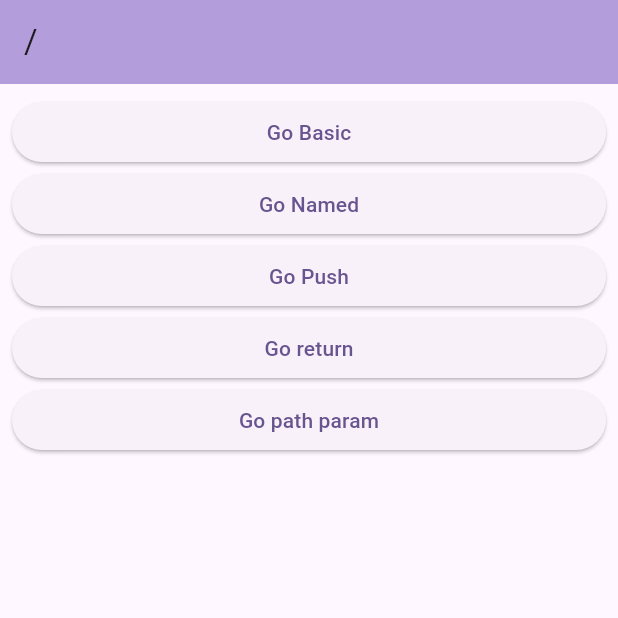
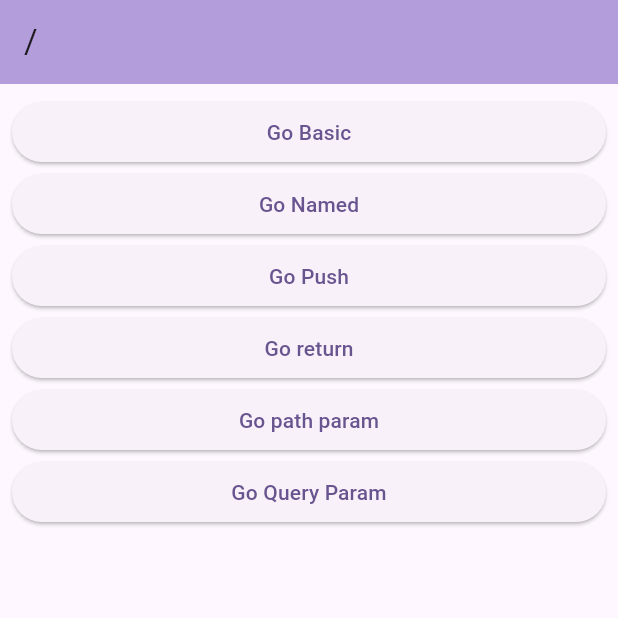
Before and after one commit to rldnd/flutter_go_router_v7, a Flutter app: the screen it shows after launch, on a phone screen of 412 x 824 dp, the top half of it. Run offline on Flutter 3.47's test engine with Material 2 defaults, Android fonts, the phone set to English and light mode, and no system bars; our stand-ins replace flutter_riverpod, go_router.

Commit message:
feat: query params

```diff
--- a/lib/route/router.dart
+++ b/lib/route/router.dart
@@ -3,6 +3,7 @@ import 'package:flutter_go_router_v7/screen/first_basic_screen.dart';
 import 'package:flutter_go_router_v7/screen/forth_pop_base_screen.dart';
 import 'package:flutter_go_router_v7/screen/root_screen.dart';
 import 'package:flutter_go_router_v7/screen/second_named_screen.dart';
+import 'package:flutter_go_router_v7/screen/seventh_query_parameter.dart';
 import 'package:flutter_go_router_v7/screen/sixth_path_param_screen.dart';
 import 'package:flutter_go_router_v7/screen/third_push_screen.dart';
 import 'package:go_router/go_router.dart';
@@ -46,6 +47,10 @@ final router = GoRouter(
             ),
           ],
         ),
+        GoRoute(
+          path: 'query_param',
+          builder: (context, state) => QueryParameterScreen(),
+        ),
       ],
     ),
   ],
--- a/lib/screen/root_screen.dart
+++ b/lib/screen/root_screen.dart
@@ -41,6 +41,12 @@ class RootScreen extends ConsumerWidget {
             },
             child: const Text('Go path param'),
           ),
+          ElevatedButton(
+            onPressed: () {
+              context.go('/query_param');
+            },
+            child: const Text('Go Query Param'),
+          ),
         ],
       ),
     );
```
Also changed, not shown: lib/screen/seventh_query_parameter.dart (added, +29 -0 lines).
